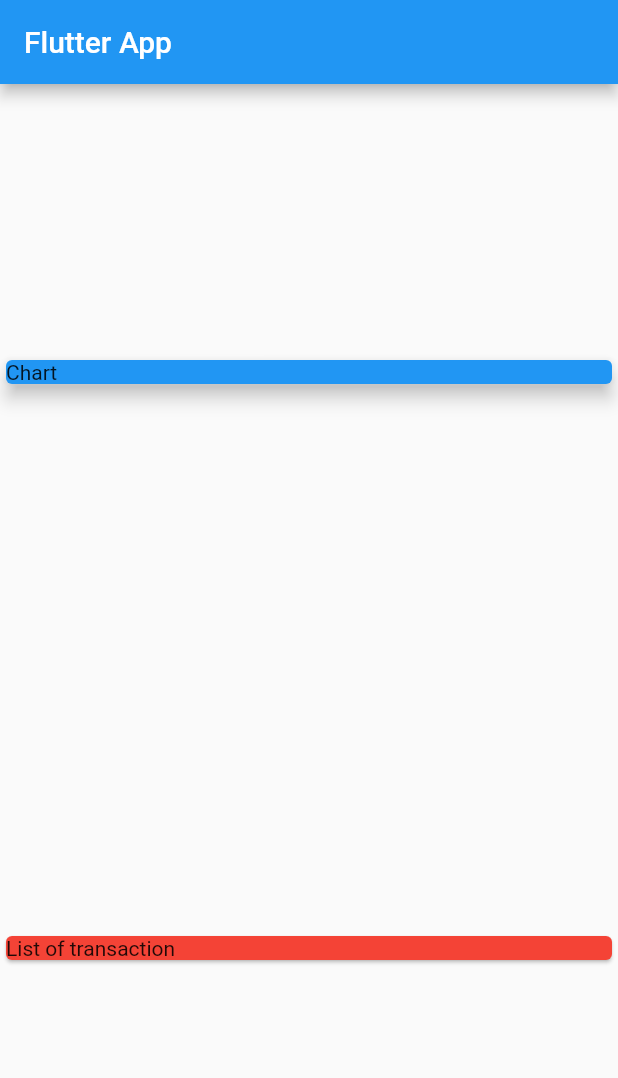
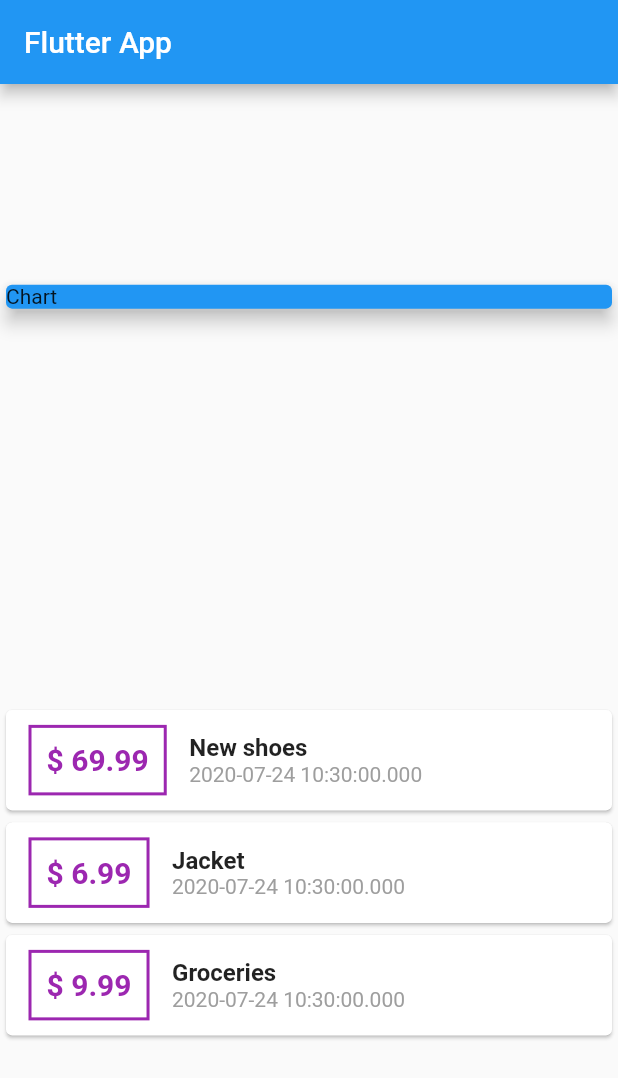
Before and after one commit to acybulska/expenses_app, a Flutter app: the screen it shows after launch, on a phone screen of 412 x 824 dp. Shown: the top 1078 px of the screen. Run offline on Flutter 3.47's test engine with Material 2 defaults, Android fonts, the phone set to English and light mode, and no system bars.

Commit message:
Add transaction; styling part 1

```diff
--- a/lib/main.dart
+++ b/lib/main.dart
@@ -1,4 +1,6 @@
 import 'package:flutter/material.dart';
+
+import './transaction.dart';
 
 void main() {
   runApp(MyApp());
@@ -15,6 +17,27 @@ class MyApp extends StatelessWidget {
 }
 
 class MyHomePage extends StatelessWidget {
+  final List<Transaction> transactions = [
+    Transaction(
+      id: 'T1',
+      title: 'New shoes',
+      amount: 69.99,
+      date: DateTime.now(),
+    ),
+    Transaction(
+      id: 'T2',
+      title: 'Jacket',
+      amount: 6.99,
+      date: DateTime.now(),
+    ),
+    Transaction(
+      id: 'T3',
+      title: 'Groceries',
+      amount: 9.99,
+      date: DateTime.now(),
+    ),
+  ];
+
   @override
   Widget build(BuildContext context) {
     return Scaffold(
@@ -33,9 +56,47 @@ class MyHomePage extends StatelessWidget {
                 elevation: 5,
               ),
             ),
-            Card(
-              child: Text("List of transaction"),
-              color: Colors.red,
+            Column(
+              children: transactions.map((tx) {
+                return Card(
+                  child: Row(
+                    children: <Widget>[
+                      Container(
+                        margin:
+                            EdgeInsets.symmetric(vertical: 10, horizontal: 15),
+                        decoration: BoxDecoration(
+                            border: Border.all(
+                          color: Colors.purple,
+                          width: 2,
+                        )),
+                        padding: EdgeInsets.all(10),
+                        child: Text("\$ ${tx.amount}",
+                            style: TextStyle(
+                              fontWeight: FontWeight.bold,
+                              fontSize: 20,
+                              color: Colors.purple,
+                            )),
+                      ),
+                      Column(
+                        crossAxisAlignment: CrossAxisAlignment.start,
+                        children: <Widget>[
+                          Text(tx.title,
+                              style: TextStyle(
+                                fontSize: 16,
+                                fontWeight: FontWeight.bold,
+                              )),
+                          Text(
+                            tx.date.toString(),
+                            style: TextStyle(
+                              color: Colors.grey,
+                            ),
+                          )
+                        ],
+                      )
+                    ],
+                  ),
+                );
+              }).toList(),
             )
           ],
         ));
```
